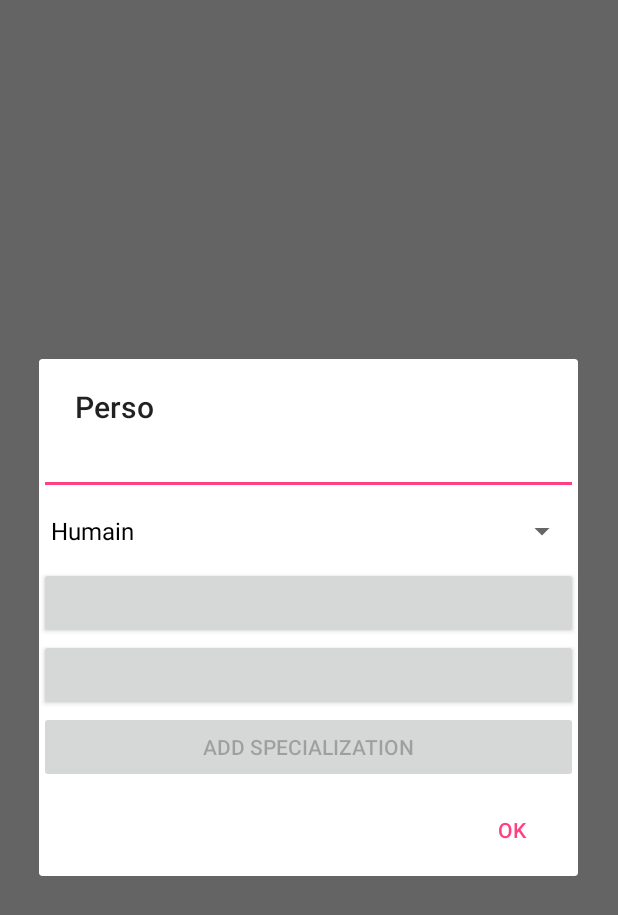
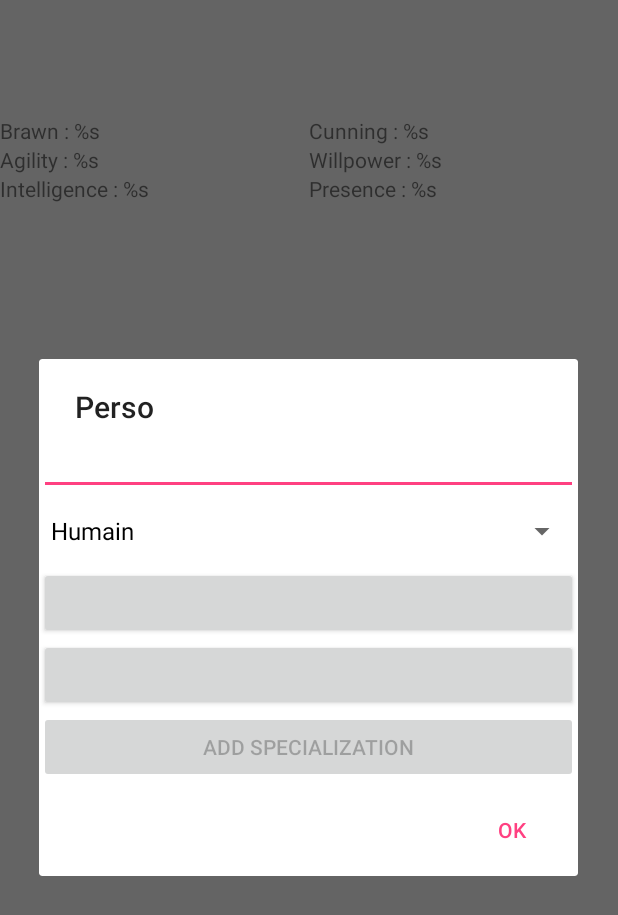
Before and after one commit to JasterBen/SWFiches, an Android app: the PlayerActivity screen opened directly, with no data from a screen before it, after a tap on an icon or button, on a phone screen of 412 x 824 dp. Shown: the top 915 px of the screen. Run offline under Robolectric (Android 15) with nearby library versions, the phone set to English and light mode, and no system bars; 10 statements that could not run were skipped.

Commit message:
begin of characteristicsfragment

```diff
--- a/app/src/main/java/com/example/hokan/swfiches/activities/PlayerActivity.java
+++ b/app/src/main/java/com/example/hokan/swfiches/activities/PlayerActivity.java
@@ -10,6 +10,7 @@ import android.support.v7.app.AppCompatActivity;
 
 import com.example.hokan.swfiches.R;
 import com.example.hokan.swfiches.SWFichesApplication;
+import com.example.hokan.swfiches.fragments.CharacteristicFragment;
 import com.example.hokan.swfiches.fragments.PersoFragment;
 import com.example.hokan.swfiches.items.SWCharacter;
 
@@ -43,8 +44,10 @@ public class PlayerActivity extends AppCompatActivity {
             FragmentTransaction transaction = mgr.beginTransaction();
 
             PersoFragment persoFrag = new PersoFragment();
+            CharacteristicFragment characFrag = new CharacteristicFragment();
 
             transaction.replace(R.id.perso_frag_container, persoFrag);
+            transaction.replace(R.id.charac_frag_container, characFrag);
             transaction.commit();
         }
     }
--- a/app/src/main/java/com/example/hokan/swfiches/fragments/CharacteristicFragment.java
+++ b/app/src/main/java/com/example/hokan/swfiches/fragments/CharacteristicFragment.java
@@ -1,9 +1,75 @@
 package com.example.hokan.swfiches.fragments;
 
+import android.os.Bundle;
+import android.support.annotation.Nullable;
 import android.support.v4.app.Fragment;
+import android.view.LayoutInflater;
+import android.view.View;
+import android.view.ViewGroup;
+import android.widget.TextView;
+import android.widget.Toast;
+
+import com.example.hokan.swfiches.R;
+import com.example.hokan.swfiches.activities.PlayerActivity;
+import com.example.hokan.swfiches.items.SWCharacter;
 
 /**
  * Created by Ben on 18/04/2016.
  */
-public class CharacteristicFragment extends Fragment {
+public class CharacteristicFragment extends Fragment implements View.OnClickListener {
+
+    protected PlayerActivity activity;
+    protected SWCharacter character;
+    protected TextView brawnTextView;
+    protected TextView agilityTextView;
+    protected TextView intelligenceTextView;
+    protected TextView cunningTextView;
+    protected TextView willpowerTextView;
+    protected TextView presenceTextView;
+
+
+    @Override
+    public void onCreate(@Nullable Bundle savedInstanceState) {
+        super.onCreate(savedInstanceState);
+        activity = (PlayerActivity) getActivity();
+        character = activity.getCharacter();
+    }
+
+    @Nullable
+    @Override
+    public View onCreateView(LayoutInflater inflater, ViewGroup container, Bundle savedInstanceState) {
+
+        View v = inflater.inflate(R.layout.fragment_characteristic, container, false);
+
+        brawnTextView = (TextView) v.findViewById(R.id.fragment_characteristic_brawn);
+        brawnTextView.setText(R.string.format_brawn);
+
+        agilityTextView = (TextView) v.findViewById(R.id.fragment_characteristic_agility);
+        agilityTextView.setText(R.string.format_agility);
+
+        intelligenceTextView = (TextView) v.findViewById(R.id.fragment_characteristic_intelligence);
+        intelligenceTextView.setText(R.string.format_intelligence);
+
+        cunningTextView = (TextView) v.findViewById(R.id.fragment_characteristic_cunning);
+        cunningTextView.setText(R.string.format_cunning);
+
+        willpowerTextView = (TextView) v.findViewById(R.id.fragment_characteristic_willpower);
+        willpowerTextView.setText(R.string.format_willpower);
+
+        presenceTextView = (TextView) v.findViewById(R.id.fragment_characteristic_presence);
+        presenceTextView.setText(R.string.format_presence);
+
+        v.setOnClickListener(this);
+
+        return v;
+    }
+
+    @Override
+    public void onClick(View v) {
+
+        if (v.getId() == R.id.fragment_characteristic_frag)
+        {
+            Toast.makeText(activity, "prout", Toast.LENGTH_SHORT).show();
+        }
+    }
 }
--- a/app/src/main/java/com/example/hokan/swfiches/fragments/PersoFragment.java
+++ b/app/src/main/java/com/example/hokan/swfiches/fragments/PersoFragment.java
@@ -136,6 +136,8 @@ public class PersoFragment extends Fragment implements View.OnClickListener {
         }
         else if (id == R.id.dialog_edit_perso_career)
         {
+            //TODO : add gridview of checkbox
+
             AlertDialog.Builder builder = new AlertDialog.Builder(activity);
             builder.setTitle(R.string.dialog_add_career_title);
 
@@ -174,11 +176,12 @@ public class PersoFragment extends Fragment implements View.OnClickListener {
         }
         else if (id == R.id.dialog_edit_perso_specialization)
         {
+            //TODO : create dialog
             addNewSpecialization.setEnabled(true);
         }
         else if (id == R.id.dialog_edit_perso_add_specialization)
         {
-
+            // TODO
         }
     }
 
--- a/app/src/main/res/values/strings.xml
+++ b/app/src/main/res/values/strings.xml
@@ -18,6 +18,7 @@
     <string name="remove_character_dialog_title">Remove character</string>
     <string name="remove_character_dialog_message">Are you sure you want to remove this character ?</string>
 
+
     <!-- PersoFrag -->
     <string name="add_career">Career</string>
     <string name="add_first_specialization">Specialization</string>
@@ -32,4 +33,19 @@
     <string name="format_spezcialization">Specializations : %s</string>
     <string name="format_multiple_specialization">, %s</string>
 
+
+    <!-- CharacteristicFrag -->
+    <string name="format_brawn">Brawn : %s</string>
+    <string name="format_agility">Agility : %s</string>
+    <string name="format_intelligence">Intelligence : %s</string>
+    <string name="format_cunning">Cunning : %s</string>
+    <string name="format_willpower">Willpower : %s</string>
+    <string name="format_presence">Presence : %s</string>
+    <string name="dialog_brawn">Brawn</string>
+    <string name="dialog_agility">Agility</string>
+    <string name="dialog_intelligence">Intelligence</string>
+    <string name="dialog_cunning">Cunning</string>
+    <string name="dialog_willpower">Willpower</string>
+    <string name="dialog_presence">Presence</string>
+
 </resources>
```
